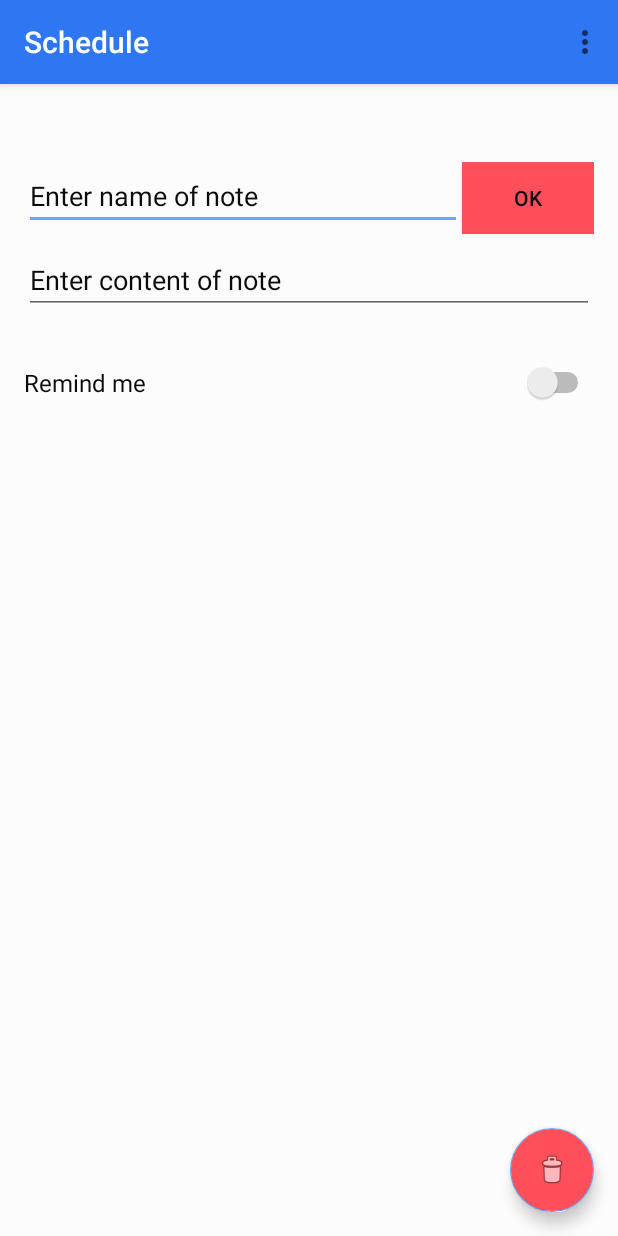
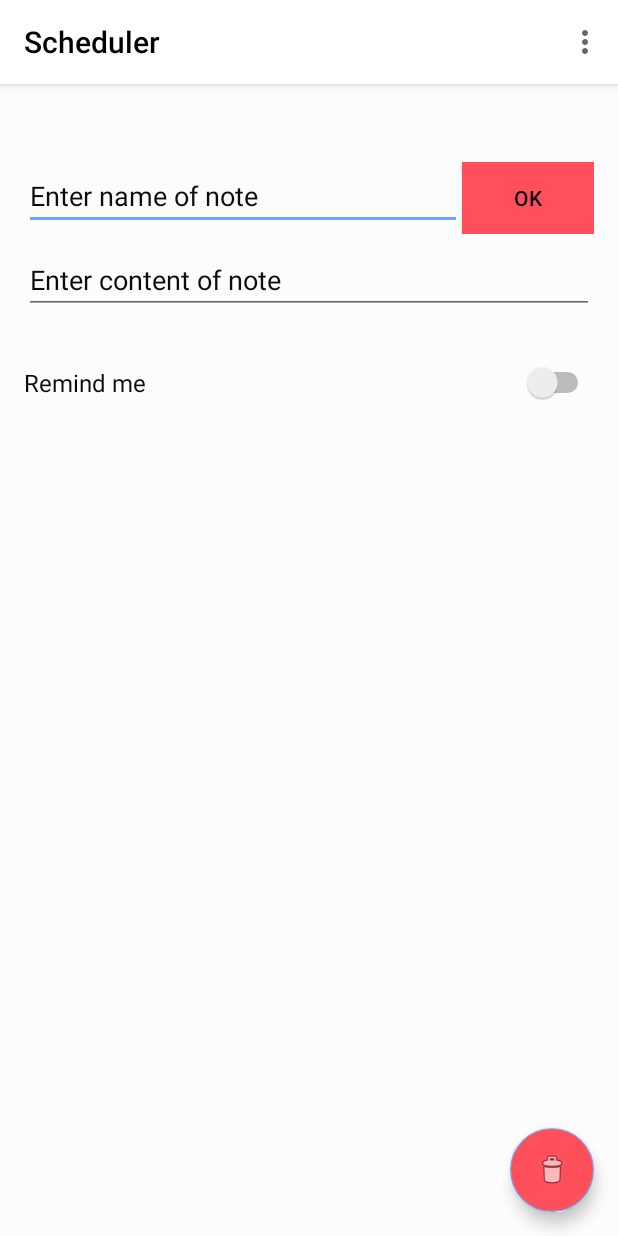
Before and after one commit to true-devels/schedule, an Android app: the MainActivity screen opened directly, with no data from a screen before it, after a tap on an icon or button, on a phone screen of 412 x 824 dp. Run offline under Robolectric (Android 15) with nearby library versions, the phone set to English and light mode, and no system bars; our stand-ins replace Room's generated code, RxJava, Timber; 2 statements that could not run were skipped.

Commit message:
Update Toolbar Color

```diff
--- a/app/src/main/res/layout/activity_main.xml
+++ b/app/src/main/res/layout/activity_main.xml
@@ -16,9 +16,9 @@
             android:id="@+id/toolbar"
             android:layout_width="match_parent"
             android:layout_height="?attr/actionBarSize"
-            android:background="#db3272f4"
-            app:titleTextColor="@color/colorText"
-            app:popupTheme="@style/AppTheme.PopupOverlay" />
+            android:background="@android:color/white"
+            app:popupTheme="@style/AppTheme.PopupOverlay"
+            app:titleTextColor="@color/brownText" />
 
     </android.support.design.widget.AppBarLayout>
 
--- a/app/src/main/res/values/strings.xml
+++ b/app/src/main/res/values/strings.xml
@@ -1,5 +1,5 @@
 <resources>
-    <string name="app_name">Schedule</string>
+    <string name="app_name">Scheduler</string>
     <string name="action_settings">Settings</string>
     <string-array name="types_of_frequency">
         <item>Once</item>
--- a/build.gradle
+++ b/build.gradle
@@ -7,7 +7,7 @@ buildscript {
         jcenter()
     }
     dependencies {
-        classpath 'com.android.tools.build:gradle:3.1.4'
+        classpath 'com.android.tools.build:gradle:3.2.1'
 
 
         // NOTE: Do not place your application dependencies here; they belong
```
Also changed, not shown: gradle/wrapper/gradle-wrapper.properties.
